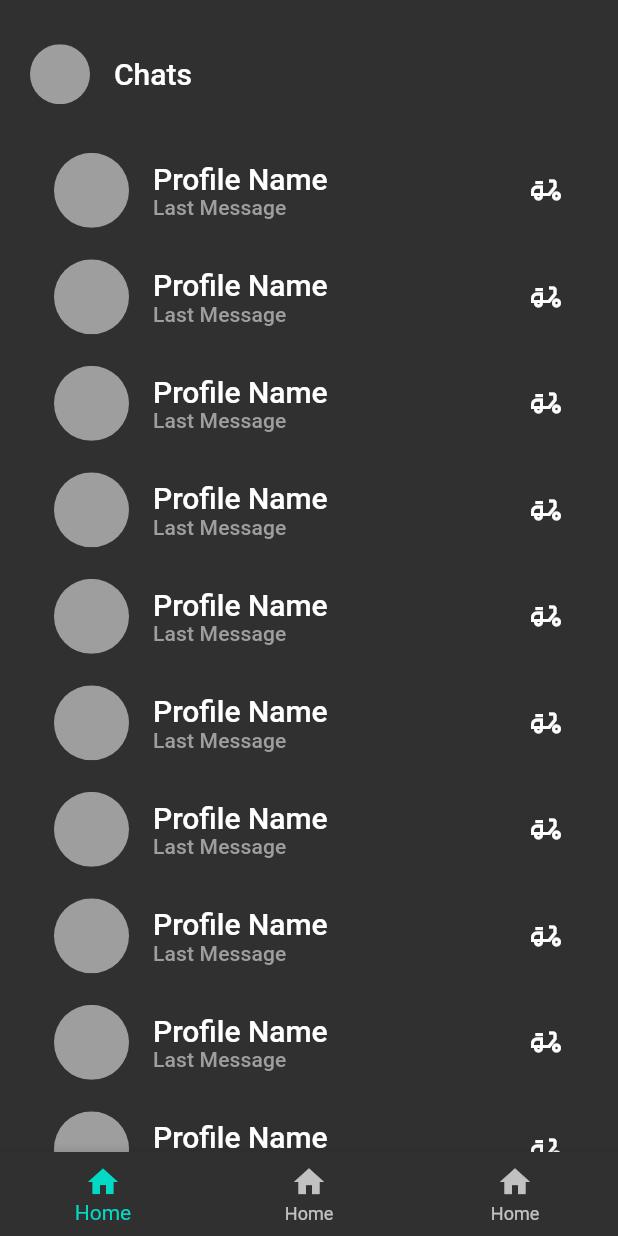
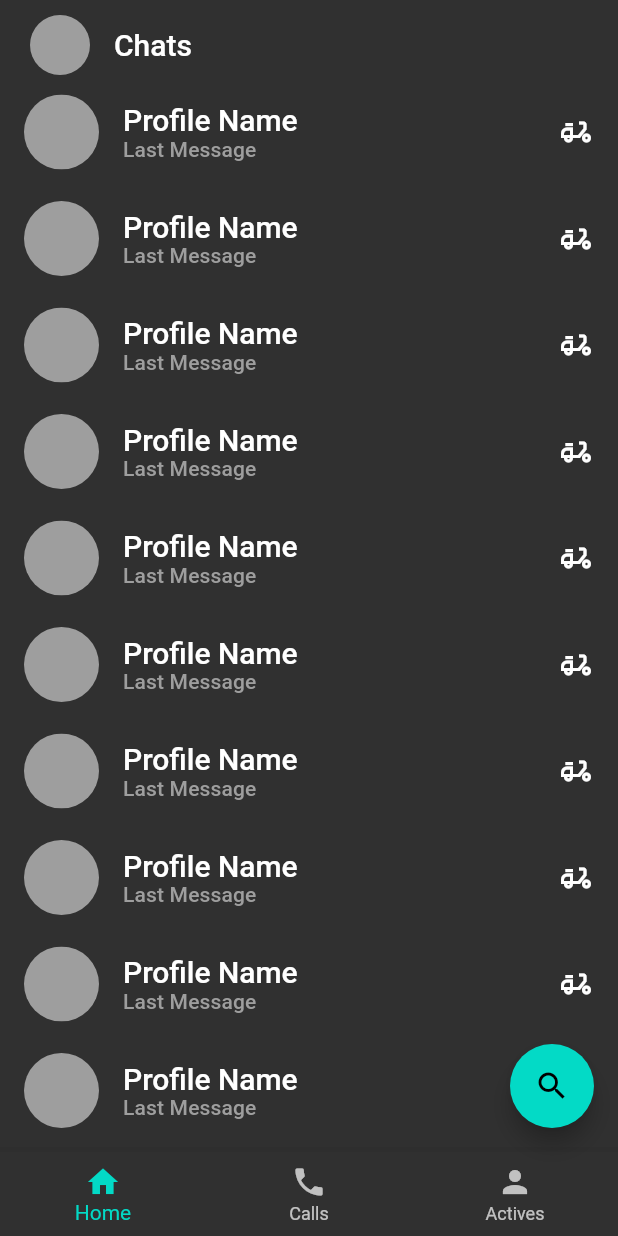
Before and after one commit to Harrem/messagingApp, a Flutter app: the screen it shows once a user with an empty profile is signed in, on a phone screen of 412 x 824 dp. Run offline on Flutter 3.47's test engine with Material 2 defaults, Android fonts, the phone set to English and light mode, and no system bars; our stand-ins replace cloud_firestore, firebase_auth, firebase_core; accounts and stored records are empty.

Commit message:
optimized scrolling

```diff
--- a/lib/screens/home.dart
+++ b/lib/screens/home.dart
@@ -1,7 +1,6 @@
-import 'package:assignment/screens/settings.dart';
+import 'package:assignment/route.dart';
 import 'package:assignment/widgets/custom_widgets.dart';
 import 'package:flutter/material.dart';
-import 'package:google_nav_bar/google_nav_bar.dart';
 
 class Home extends StatefulWidget {
   const Home({Key? key}) : super(key: key);
@@ -10,24 +9,27 @@ class Home extends StatefulWidget {
 }
 
 class _HomeState extends State<Home> {
+  int index = 0;
   @override
   Widget build(BuildContext context) {
-    return Scaffold(
-      body: Container(
-        padding: const EdgeInsets.symmetric(horizontal: 20),
-        child: Column(
+    return WillPopScope(
+      onWillPop: () async {
+        return false;
+      },
+      child: SafeArea(
+        child: Scaffold(
+          body: Column(
             children: [
-            const Divider(),
-            Expanded(
-              flex: 1,
+              Padding(
+                padding:
+                    const EdgeInsets.symmetric(horizontal: 20, vertical: 10),
                 child: Row(
+                  crossAxisAlignment: CrossAxisAlignment.center,
                   children: [
                     GestureDetector(
                         onTap: () {
-                        Navigator.push(
-                            context,
-                            MaterialPageRoute(
-                                builder: (BuildContext context) => Settings()));
+                          Navigator.pushNamed(
+                              context, RouteGenerator.settingPage);
                         },
                         child: const OvalPicture(size: 40)),
                     const VerticalDivider(),
@@ -38,62 +40,63 @@ class _HomeState extends State<Home> {
                   ],
                 ),
               ),
-            const Divider(),
               Expanded(
-              flex: 10,
-              child: SizedBox(
                 child: ListView.builder(
                   shrinkWrap: true,
                   itemCount: 20,
                   itemBuilder: ((context, index) {
-                    return Expanded(
-                      child: Column(
+                    return Column(
                       children: [
                         ListTile(
                           leading: const OvalPicture(),
-                            trailing:
-                                const Icon(Icons.delivery_dining_outlined),
-                            title: Expanded(
-                              child: Column(
+                          trailing: const Icon(Icons.delivery_dining_outlined),
+                          title: Column(
                             crossAxisAlignment: CrossAxisAlignment.start,
                             children: [
                               const TitleText("Profile Name"),
                               Text(
                                 "Last Message",
-                                    style:
-                                        Theme.of(context).textTheme.subtitle2,
+                                style: Theme.of(context).textTheme.subtitle2,
                               ),
                             ],
                           ),
                         ),
-                          ),
                         const SizedBox(height: 15),
                       ],
-                      ),
                     );
                   }),
-                ),
                 ),
               )
             ],
           ),
-      ),
           bottomNavigationBar: BottomAppBar(
             child: BottomNavigationBar(
+              currentIndex: index,
+              onTap: (value) {
+                setState(() {
+                  index = value;
+                });
+              },
               items: const [
                 BottomNavigationBarItem(
                   icon: Icon(Icons.home),
                   label: "Home",
                 ),
                 BottomNavigationBarItem(
-              icon: Icon(Icons.home),
-              label: "Home",
+                  icon: Icon(Icons.phone),
+                  label: "Calls",
                 ),
                 BottomNavigationBarItem(
-              icon: Icon(Icons.home),
-              label: "Home",
+                  icon: Icon(Icons.person),
+                  label: "Actives",
                 ),
               ],
+            ),
+          ),
+          floatingActionButton: FloatingActionButton(
+            onPressed: () {},
+            child: const Icon(Icons.search),
+          ),
         ),
       ),
     );
```
Lines whose indentation alone changed are shown as unchanged.
